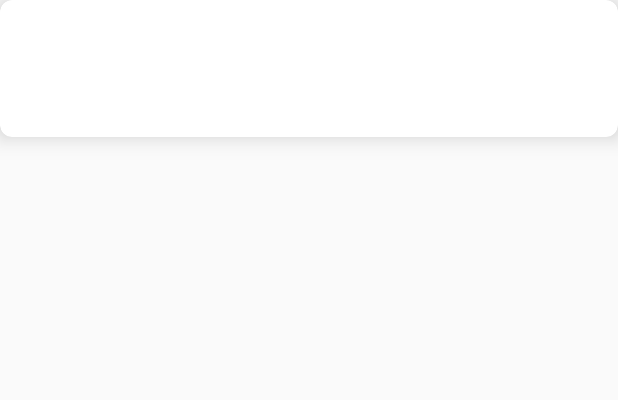
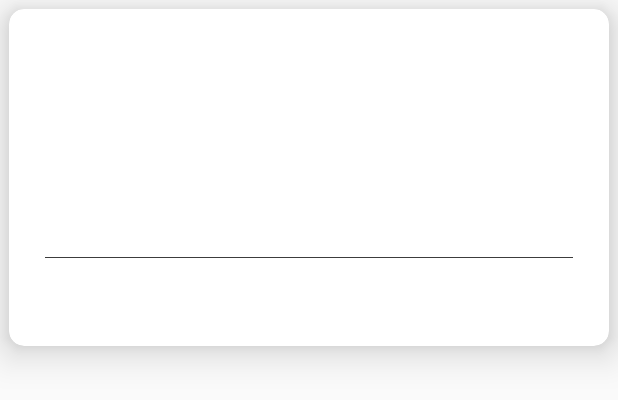
Before and after one commit to AndroidCODE007/ggsj, an Android app: the layout item_order.xml on its own in the app's theme, with its tools: preview values and no code run, on a phone screen of 412 x 824 dp. Shown: the top 400 px of the screen. Run offline under Robolectric (Android 15) with nearby library versions, the phone set to English and light mode, and no system bars.

Commit message:
订单列表Item布局

```diff
--- a/ggsj/app/src/main/res/layout/item_order.xml
+++ b/ggsj/app/src/main/res/layout/item_order.xml
@@ -1,28 +1,68 @@
 <?xml version="1.0" encoding="utf-8"?>
-<card_view:android.support.v7.widget.CardView
+<android.support.v7.widget.CardView
     xmlns:android="http://schemas.android.com/apk/res/android"
     xmlns:card_view="http://schemas.android.com/apk/res-auto"
     android:layout_width="match_parent"
-    android:layout_height="91.0dp"
-    card_view:cardCornerRadius="8dp"
-    card_view:cardElevation="8dp"
+    android:layout_height="wrap_content"
+    card_view:cardCornerRadius="10dp"
+    android:layout_margin="6dp"
+    card_view:cardElevation="15dp"
     android:foreground="?android:attr/selectableItemBackground">
     <LinearLayout
         android:layout_width="match_parent"
         android:layout_height="match_parent"
+        android:layout_margin="24dp"
         android:orientation="vertical">
         <TextView
             android:id="@+id/orderName"
             android:layout_width="match_parent"
-            android:layout_height="90.0dp"
-            android:gravity="center"
-            android:textColor="@android:color/holo_red_dark"
-            android:textSize="@dimen/activity_horizontal_margin"
+            android:layout_height="wrap_content"
+            android:gravity="center_vertical"
+            android:textColor="#000000"
+            android:textSize="24sp"
+            />
+        <TextView
+            android:id="@+id/dishCountAndPrice"
+            android:layout_width="match_parent"
+            android:layout_height="wrap_content"
+            android:gravity="center_vertical"
+            android:textColor="#3c3c3c"
+            android:textSize="18sp"
+            android:layout_marginTop="10dp"
+            />
+        <TextView
+            android:id="@+id/dishNames"
+            android:layout_width="match_parent"
+            android:layout_height="wrap_content"
+            android:gravity="center_vertical"
+            android:singleLine="true"
+            android:ellipsize="end"
+            android:textColor="#8e8e8e"
+            android:textSize="14sp"
+            android:layout_marginTop="10dp"
+            />
+        <TextView
+            android:id="@+id/price"
+            android:layout_width="match_parent"
+            android:layout_height="wrap_content"
+            android:gravity="center_vertical"
+            android:textColor="@android:color/holo_red_light"
+            android:textSize="18sp"
+            android:layout_marginTop="10dp"
             />
         <View
             android:layout_width="match_parent"
-            android:layout_height="4dp"
+            android:layout_height="0.5dp"
+            android:background="#3c3c3c"
+            android:layout_marginTop="10dp"/>
+        <TextView
+            android:id="@+id/backup"
+            android:layout_width="match_parent"
+            android:layout_height="wrap_content"
+            android:gravity="center_vertical"
+            android:textColor="#3c3c3c"
+            android:textSize="18sp"
+            android:layout_marginTop="10dp"
             />
     </LinearLayout>
-
-</card_view:android.support.v7.widget.CardView>
+</android.support.v7.widget.CardView>
```
Also changed, not shown: ggsj/app/src/main/java/com/channelsoft/ggsj/order/adapter/OrderAdapter.java (+35 -39 lines).
